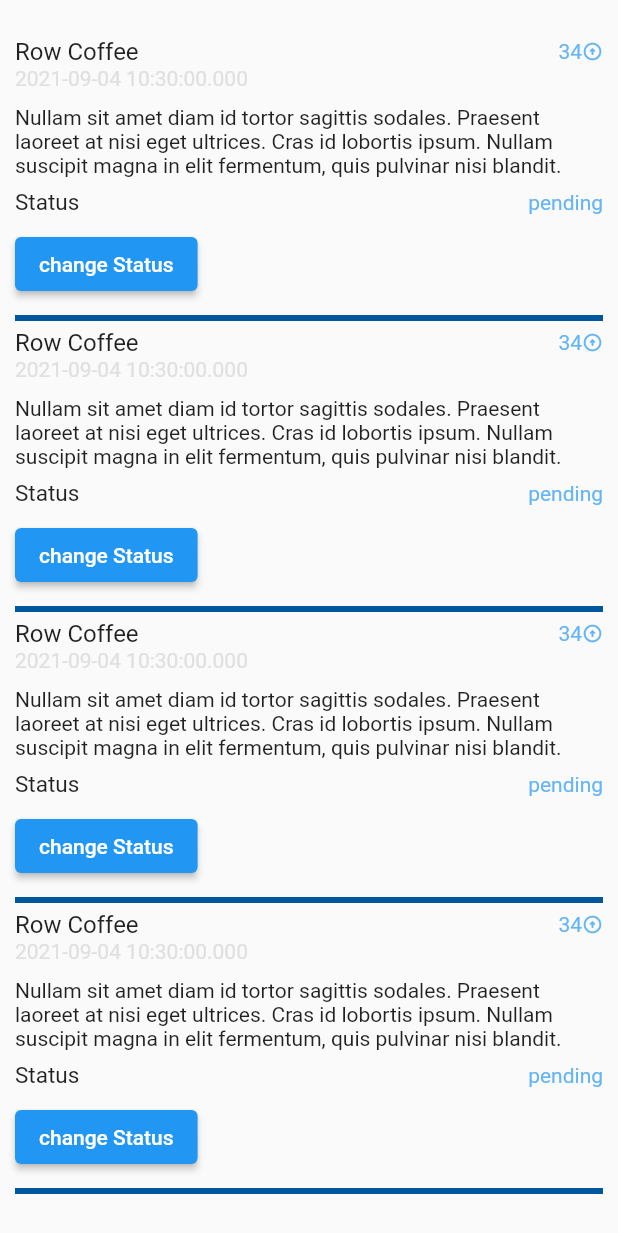
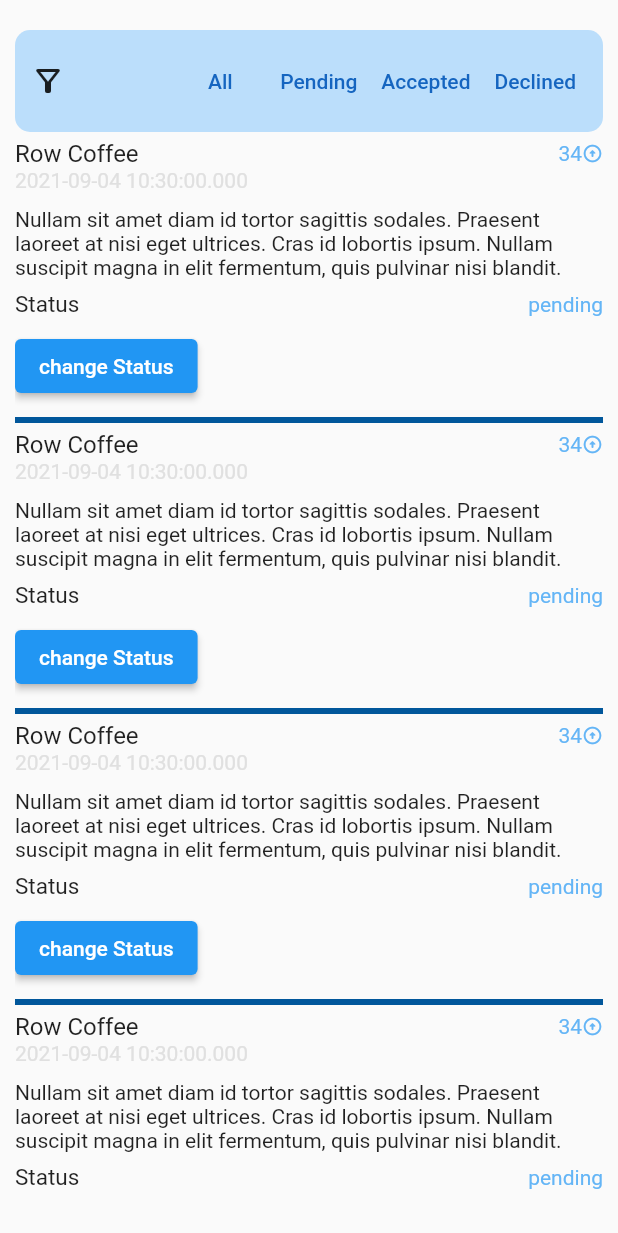
Before and after one commit to bontu-fufa/asbeza_mobile_app, a Flutter app: the ReportFilter widget shown alone on an empty page, opened directly, on a phone screen of 412 x 824 dp. Shown: the top 1233 px of the screen. Run offline on Flutter 3.47's test engine with Material 2 defaults, Android fonts, the phone set to English and light mode, and no system bars.

Commit message:
added Report filter tab

```diff
--- a/Asbeza_Mobile/lib/screens/Admin/Report/report_filter.dart
+++ b/Asbeza_Mobile/lib/screens/Admin/Report/report_filter.dart
@@ -78,6 +78,7 @@ class _ReportFilterState extends State<ReportFilter> {
         child: Column(
           mainAxisAlignment: MainAxisAlignment.start,
           children: [
+            _build_fiters_tab(),
             ...reportList,
           ],
         ),
@@ -86,7 +87,53 @@ class _ReportFilterState extends State<ReportFilter> {
   }
 }
 
-List _build_report(List<ReportModel> reports, BuildContext context) {
+_build_fiters_tab() {
+  return ClipRRect(
+    borderRadius: BorderRadius.all(Radius.circular(10)),
+    child: Container(
+        width: double.infinity,
+        color: Colors.blue[100],
+        padding: EdgeInsets.all(10),
+        child: Row(
+          mainAxisAlignment: MainAxisAlignment.spaceBetween,
+          children: [
+            const Icon(
+              Icons.filter_alt_outlined,
+            ),
+            Row(
+              children: [
+                TextButton(
+                    onPressed: () {
+                      print("All filter");
+                    },
+                    child:
+                        Text('All', style: TextStyle(color: Colors.blue[800]))),
+                TextButton(
+                    onPressed: () {
+                      print("Pending filter");
+                    },
+                    child: Text('Pending',
+                        style: TextStyle(color: Colors.blue[800]))),
+                TextButton(
+                    onPressed: () {
+                      print("Accepted Filter");
+                    },
+                    child: Text('Accepted',
+                        style: TextStyle(color: Colors.blue[800]))),
+                TextButton(
+                    onPressed: () {
+                      print("Declined Filter");
+                    },
+                    child: Text('Declined',
+                        style: TextStyle(color: Colors.blue[800]))),
+              ],
+            ),
+          ],
+        )),
+  );
+}
+
+_build_report(List<ReportModel> reports, BuildContext context) {
   List<Widget> list = [];
   for (var i = 0; i < reports.length; i++) {
     var report = reports[i];
```
